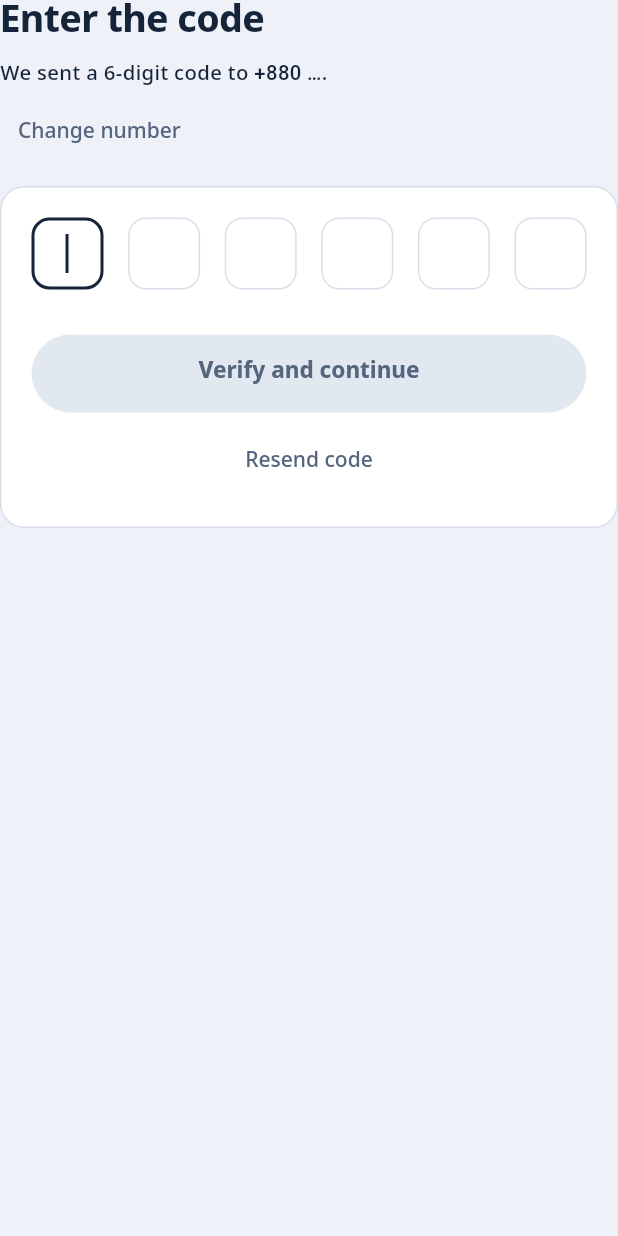
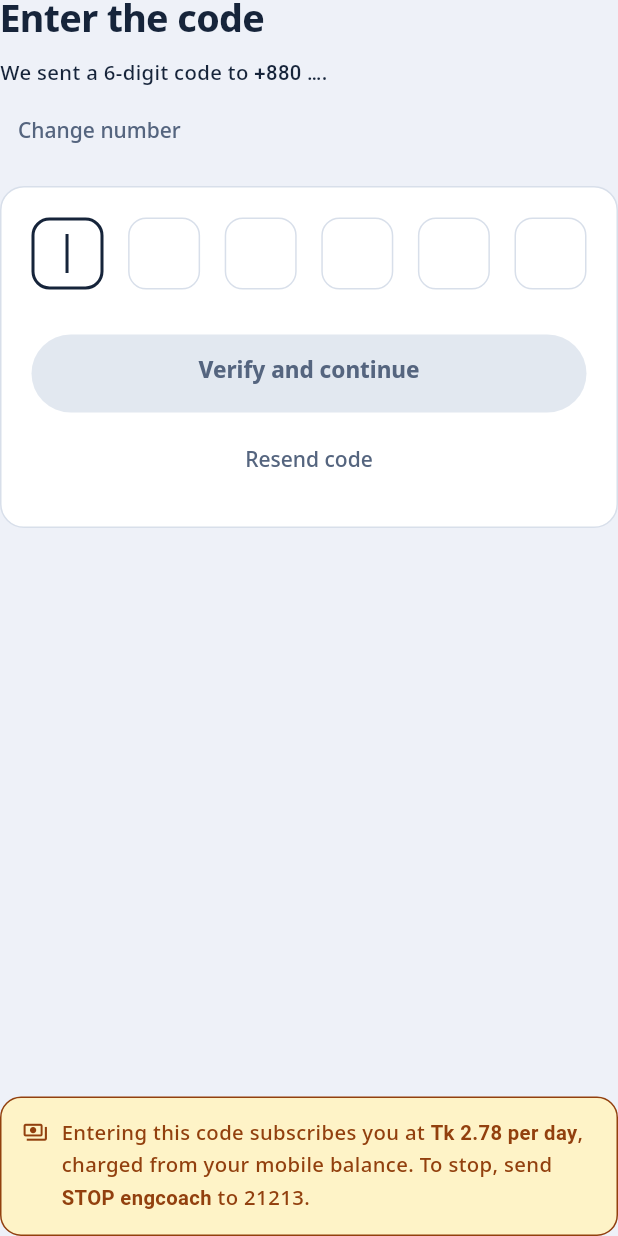
Before and after one commit to Tahmidul-Islam-Omi/EngCoach, a Flutter app: the _CodeStep widget shown alone on an empty page, opened directly, on a phone screen of 412 x 824 dp. Run offline on Flutter 3.47's test engine with Material 3 defaults, Android fonts, the phone set to English and light mode, and no system bars; our stand-ins replace firebase_core, flutter_riverpod, go_router; accounts and stored records are empty.

Commit message:
feat(auth): sign in against bdapps, skipping the code for existing subscribers

```diff
--- a/lib/features/auth/model/sign_in_state.dart
+++ b/lib/features/auth/model/sign_in_state.dart
@@ -1,6 +1,12 @@
 import 'package:flutter/foundation.dart';
 
+import '../../../data/repositories/auth_repository.dart';
+
 /// Where the learner is in the sign-in flow.
+///
+/// [code] is skipped entirely for a number that is already subscribed:
+/// bdapps refuses to issue a subscription OTP to an existing subscriber, so
+/// there is no code to ask for.
 enum SignInStep { phone, code, done }
 
 /// Everything the sign-in screen draws from.
@@ -15,7 +21,8 @@ class SignInState {
     this.code = '',
     this.secondsLeft = 0,
     this.error,
-    this.debugCode,
+    this.referenceNo,
+    this.session,
     this.busy = false,
   });
 
@@ -33,8 +40,12 @@ class SignInState {
   /// Wording to show under the field, already learner-facing.
   final String? error;
 
-  /// Only ever set in debug builds, by the fake repository.
-  final String? debugCode;
+  /// bdapps' handle on the code it sent. Must go back with the code, and
+  /// survives a wrong attempt — so a mistyped code costs no second SMS.
+  final String? referenceNo;
+
+  /// Set once sign-in succeeds, by either route.
+  final Session? session;
 
   /// A request is in flight; the buttons should not fire twice.
   final bool busy;
@@ -47,7 +58,12 @@ class SignInState {
   bool get canResend => secondsLeft == 0;
 
   bool get canSend => phoneComplete && !busy;
-  bool get canVerify => codeComplete && !busy;
+  bool get canVerify => codeComplete && !busy && referenceNo != null;
+
+  /// True when the learner reached the end without ever seeing a code —
+  /// they were already subscribed.
+  bool get signedInWithoutCode =>
+      step == SignInStep.done && referenceNo == null;
 
   /// "+880 1712-345678" — how a Bangladeshi number is normally read back.
   String get prettyPhone => phoneComplete
@@ -71,7 +87,8 @@ class SignInState {
     String? code,
     int? secondsLeft,
     Object? error = _keep,
-    Object? debugCode = _keep,
+    Object? referenceNo = _keep,
+    Object? session = _keep,
     bool? busy,
   }) {
     return SignInState(
@@ -80,8 +97,10 @@ class SignInState {
       code: code ?? this.code,
       secondsLeft: secondsLeft ?? this.secondsLeft,
       error: identical(error, _keep) ? this.error : error as String?,
-      debugCode:
-          identical(debugCode, _keep) ? this.debugCode : debugCode as String?,
+      referenceNo: identical(referenceNo, _keep)
+          ? this.referenceNo
+          : referenceNo as String?,
+      session: identical(session, _keep) ? this.session : session as Session?,
       busy: busy ?? this.busy,
     );
   }
--- a/lib/features/auth/view/sign_in_screen.dart
+++ b/lib/features/auth/view/sign_in_screen.dart
@@ -470,38 +470,33 @@ class _CodeStepState extends ConsumerState<_CodeStep> {
           ),
         ),
         const Spacer(),
-        if (state.debugCode != null)
+        // Verifying is what subscribes the learner and starts the daily
+        // charge, so the price is stated on the screen where they commit to
+        // it — not buried in the terms.
         _Note(
-            icon: Icons.code_rounded,
+          icon: Icons.payments_outlined,
           tone: AppColors.warning,
           background: AppColors.warningSurface,
           border: AppColors.warning,
-            child: Column(
-              crossAxisAlignment: CrossAxisAlignment.start,
-              children: [
-                Text(
-                  'DEV BUILD — NO SMS SENT',
-                  style: text.labelSmall?.copyWith(color: AppColors.warning),
+          child: Text.rich(
+            TextSpan(
+              style: text.bodyMedium?.copyWith(color: AppColors.warning),
+              children: const [
+                TextSpan(text: 'Entering this code subscribes you at '),
+                TextSpan(
+                  text: 'Tk 2.78 per day',
+                  style: TextStyle(fontWeight: FontWeight.w700),
                 ),
-                Text.rich(
                 TextSpan(
-                    style: text.bodyMedium?.copyWith(
-                      color: AppColors.warning,
+                  text: ', charged from your mobile balance. To stop, send ',
                 ),
-                    children: [
-                      const TextSpan(text: 'Code is '),
                 TextSpan(
-                        text: state.debugCode,
-                        style: const TextStyle(
-                          fontWeight: FontWeight.w700,
-                          letterSpacing: 1,
-                          fontFeatures: [FontFeature.tabularFigures()],
+                  text: 'STOP engcoach',
+                  style: TextStyle(fontWeight: FontWeight.w700),
                 ),
-                      ),
+                TextSpan(text: ' to 21213.'),
               ],
             ),
-                ),
-              ],
           ),
         ),
       ],
--- a/pubspec.yaml
+++ b/pubspec.yaml
@@ -42,6 +42,7 @@ dependencies:
   freezed_annotation: ^3.1.0
   json_annotation: ^4.12.0
   intl: ^0.20.3
+  http: ^1.6.0
 
 dev_dependencies:
   flutter_test:
```
Also changed, not shown: lib/data/repositories/auth_repository.dart (+163 -56 lines), lib/features/auth/viewmodel/sign_in_view_model.dart (+53 -12 lines), pubspec.lock, 2 other files. Lines whose indentation alone changed are shown as unchanged.
